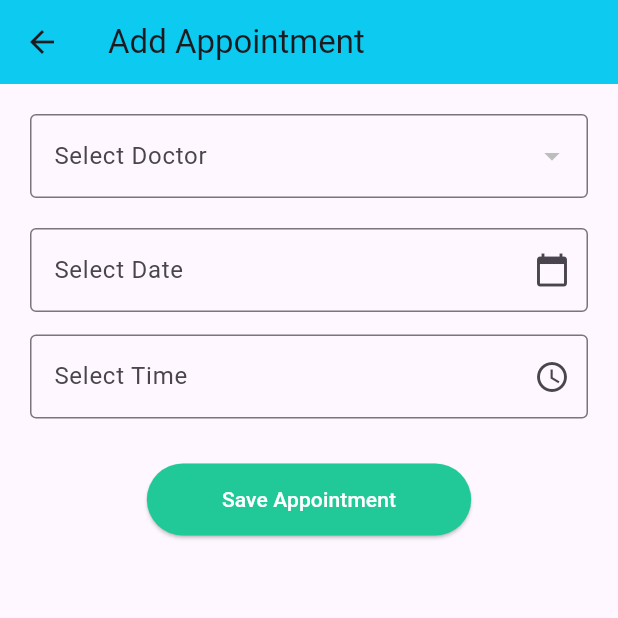
After one commit to Sarahhamami/flutter-project, a Flutter app: the AppointmentsPage screen opened directly, after a tap on the "add" icon, on a phone screen of 412 x 824 dp, the top half of it. The commit adds this screen. Run offline on Flutter 3.47's test engine with Material 3 defaults, Android fonts, the phone set to English and light mode, and no system bars; our stand-ins replace google_fonts, shared_preferences, sqflite; missing offline and left inert: bcrypt, mailer; accounts and stored records are empty.

Commit message:
appointments

```diff
--- /dev/null
+++ b/lib/Appointments/add_appointment_page.dart
@@ -0,0 +1,185 @@
+import 'package:flutter/material.dart';
+import '../repositories/appointment_repository.dart';
+import '../repositories/user_repository.dart';
+import '../user/current_user.dart';
+
+class AddAppointmentPage extends StatefulWidget {
+  const AddAppointmentPage({super.key});
+
+  @override
+  State<AddAppointmentPage> createState() => _AddAppointmentPageState();
+}
+
+class _AddAppointmentPageState extends State<AddAppointmentPage> {
+  final _formKey = GlobalKey<FormState>();
+  final _dateController = TextEditingController();
+  final _timeController = TextEditingController();
+  final _appointmentRepo = AppointmentRepository();
+  final _userRepo = UserRepository();
+
+  List<Map<String, dynamic>> _doctors = [];
+  String? _selectedDoctorId;
+  bool _isLoadingDoctors = true;
+
+  @override
+  void initState() {
+    super.initState();
+    _loadDoctors();
+  }
+
+  Future<void> _loadDoctors() async {
+    try {
+      final doctors = await _userRepo.getAllDoctors();
+      setState(() {
+        _doctors = doctors;
+        _isLoadingDoctors = false;
+      });
+    } catch (e) {
+      setState(() => _isLoadingDoctors = false);
+      ScaffoldMessenger.of(context).showSnackBar(
+        SnackBar(content: Text('Error loading doctors: $e')),
+      );
+    }
+  }
+
+  Future<void> _pickDate() async {
+    final now = DateTime.now();
+    final pickedDate = await showDatePicker(
+      context: context,
+      initialDate: now,
+      firstDate: now,
+      lastDate: DateTime(now.year + 1),
+    );
+
+    if (pickedDate != null) {
+      setState(() {
+        _dateController.text = pickedDate.toIso8601String().split('T').first;
+      });
+    }
+  }
+
+  Future<void> _pickTime() async {
+    final pickedTime = await showTimePicker(
+      context: context,
+      initialTime: TimeOfDay.now(),
+    );
+
+    if (pickedTime != null) {
+      setState(() {
+        _timeController.text =
+            pickedTime.format(context); // formatted like "10:30 AM"
+      });
+    }
+  }
+
+  Future<void> _saveAppointment() async {
+    if (!_formKey.currentState!.validate()) return;
+    if (_selectedDoctorId == null) {
+      ScaffoldMessenger.of(context).showSnackBar(
+        const SnackBar(content: Text("Please select a doctor 👨‍⚕️")),
+      );
+      return;
+    }
+
+    final user = CurrentUser().getUser();
+    final appointment = {
+      'patient_id': user?['user_id'],
+      'medecin_id': int.parse(_selectedDoctorId!),
+      'date_rdv': _dateController.text,
+      'heure_rdv': _timeController.text,
+      'statut': 'Scheduled',
+    };
+
+    await _appointmentRepo.insertAppointment(appointment);
+
+    ScaffoldMessenger.of(context).showSnackBar(
+      const SnackBar(content: Text('Appointment added ✅')),
+    );
+
+    Navigator.pop(context);
+  }
+
+  @override
+  Widget build(BuildContext context) {
+    return Scaffold(
+      appBar: AppBar(
+        title: const Text('Add Appointment'),
+        backgroundColor: const Color(0xFF0dcaf0),
+      ),
+      body: Padding(
+        padding: const EdgeInsets.all(20),
+        child: _isLoadingDoctors
+            ? const Center(child: CircularProgressIndicator())
+            : Form(
+                key: _formKey,
+                child: Column(
+                  children: [
+                    DropdownButtonFormField<String>(
+                      value: _selectedDoctorId,
+                      decoration: const InputDecoration(
+                        labelText: 'Select Doctor',
+                        border: OutlineInputBorder(),
+                      ),
+                      items: _doctors.map((doc) {
+                        return DropdownMenuItem<String>(
+                          value: doc['user_id'].toString(),
+                          child: Text(doc['nom'] ?? 'Unknown Doctor'),
+                        );
+                      }).toList(),
+                      onChanged: (value) {
+                        setState(() => _selectedDoctorId = value);
+                      },
+                      validator: (value) =>
+                          value == null ? 'Please select a doctor' : null,
+                    ),
+                    const SizedBox(height: 20),
+
+                    // 📅 Date picker
+                    TextFormField(
+                      controller: _dateController,
+                      readOnly: true,
+                      decoration: const InputDecoration(
+                        labelText: 'Select Date',
+                        border: OutlineInputBorder(),
+                        suffixIcon: Icon(Icons.calendar_today),
+                      ),
+                      onTap: _pickDate,
+                      validator: (val) =>
+                          val == null || val.isEmpty ? 'Choose a date' : null,
+                    ),
+                    const SizedBox(height: 15),
+
+                    // ⏰ Time picker
+                    TextFormField(
+                      controller: _timeController,
+                      readOnly: true,
+                      decoration: const InputDecoration(
+                        labelText: 'Select Time',
+                        border: OutlineInputBorder(),
+                        suffixIcon: Icon(Icons.access_time),
+                      ),
+                      onTap: _pickTime,
+                      validator: (val) =>
+                          val == null || val.isEmpty ? 'Choose a time' : null,
+                    ),
+                    const SizedBox(height: 30),
+
+                    ElevatedButton(
+                      style: ElevatedButton.styleFrom(
+                        backgroundColor: const Color(0xFF20c997),
+                        padding: const EdgeInsets.symmetric(
+                            vertical: 14, horizontal: 50),
+                      ),
+                      onPressed: _saveAppointment,
+                      child: const Text(
+                        'Save Appointment',
+                        style: TextStyle(color: Colors.white),
+                      ),
+                    ),
+                  ],
+                ),
+              ),
+      ),
+    );
+  }
+}
--- /dev/null
+++ b/lib/Appointments/appointments_page.dart
@@ -0,0 +1,79 @@
+import 'package:flutter/material.dart';
+import 'package:flutter_application_1/Appointments/add_appointment_page.dart';
+import 'package:flutter_application_1/Appointments/appointment_details_page.dart';
+import 'package:flutter_application_1/repositories/appointment_repository.dart';
+
+
+class AppointmentsPage extends StatefulWidget {
+  const AppointmentsPage({super.key});
+
+  @override
+  State<AppointmentsPage> createState() => _AppointmentsPageState();
+}
+
+class _AppointmentsPageState extends State<AppointmentsPage> {
+  final _appointmentRepo = AppointmentRepository();
+  List<Map<String, dynamic>> _appointments = [];
+
+  @override
+  void initState() {
+    super.initState();
+    _loadAppointments();
+  }
+
+  Future<void> _loadAppointments() async {
+    final data = await _appointmentRepo.getAllAppointments();
+    setState(() {
+      _appointments = data;
+    });
+  }
+
+  @override
+  Widget build(BuildContext context) {
+    return Scaffold(
+      appBar: AppBar(
+        title: const Text('Appointments'),
+        backgroundColor: const Color(0xFF0dcaf0),
+      ),
+      body: _appointments.isEmpty
+          ? const Center(child: Text("No appointments yet 🕒"))
+          : ListView.builder(
+              itemCount: _appointments.length,
+              itemBuilder: (context, index) {
+                final appt = _appointments[index];
+                return Card(
+                  margin:
+                      const EdgeInsets.symmetric(vertical: 6, horizontal: 12),
+                  child: ListTile(
+  title: Text("${appt['date_rdv']} at ${appt['heure_rdv']}"),
+  subtitle: Text("Status: ${appt['statut']}"),
+  trailing: const Icon(Icons.calendar_today, color: Colors.teal),
+  onTap: () async {
+    // Open details page when tapped
+    await Navigator.push(
+      context,
+      MaterialPageRoute(
+        builder: (_) => AppointmentDetailsPage(appointment: appt),
+      ),
+    );
+    // Refresh appointments list in case user cancelled it
+    _loadAppointments();
+  },
+),
+                );
+              },
+            ),
+      floatingActionButton: FloatingActionButton(
+        backgroundColor: const Color(0xFF20c997),
+        onPressed: () async {
+          await Navigator.push(
+            context,
+            MaterialPageRoute(builder: (_) => const AddAppointmentPage()),
+          );
+          _loadAppointments(); // Refresh list after adding
+        },
+        child: const Icon(Icons.add),
+      ),
+    );
+  }
+}
--- /dev/null
+++ b/lib/repositories/appointment_repository.dart
@@ -0,0 +1,35 @@
+import 'package:flutter_application_1/db/database_helper.dart';
+import 'package:sqflite/sqflite.dart';
+
+class AppointmentRepository {
+  Future<Database> get _db async => await DatabaseHelper().database;
+
+  Future<void> insertAppointment(Map<String, dynamic> appointment) async {
+    final db = await _db;
+    await db.insert('RendezVous', appointment);
+  }
+
+  Future<List<Map<String, dynamic>>> getAllAppointments() async {
+  final db = await _db;
+
+  final result = await db.rawQuery('''
+    SELECT r.appointment_id, r.patient_id, r.medecin_id, r.date_rdv, r.heure_rdv, r.statut,
+           p.nom AS patient_nom, p.prenom AS patient_prenom,
+           m.nom AS medecin_nom, m.prenom AS medecin_prenom
+    FROM RendezVous r
+    JOIN Utilisateur p ON r.patient_id = p.user_id
+    JOIN Utilisateur m ON r.medecin_id = m.user_id
+    ORDER BY r.date_rdv DESC
+  ''');
+
+  return result;
+}
+  Future<int> deleteAppointment(int id) async {
+    final db = await _db;
+  return await db.delete(
+    'RendezVous', // your table name
+    where: 'appointment_id = ?',
+    whereArgs: [id],
+  );
+}
+}
--- a/lib/repositories/user_repository.dart
+++ b/lib/repositories/user_repository.dart
@@ -64,4 +64,13 @@ Future<void> updatePassword(String email, String newHashedPassword) async {
       whereArgs: [email],
     );
   }
+  Future<List<Map<String, dynamic>>> getAllDoctors() async {
+  final db = await _dbHelper.database;
+  final result = await db.query(
+    'Utilisateur',
+    where: 'role = ?',
+    whereArgs: ['Doctor'],
+  );
+  return result;
 }
+}
--- a/pubspec.yaml
+++ b/pubspec.yaml
@@ -13,7 +13,7 @@ dependencies:
   # 💾 Database
   sqflite: ^2.2.8+4
   path: ^1.8.3
-
+  shared_preferences: ^2.1.1
   # 🔒 Password hashing
   bcrypt: ^1.1.3
 
```
Also changed, not shown: lib/Appointments/appointment_details_page.dart (added, +93 -0 lines), lib/custom_app_bar.dart (+22 -4 lines), lib/splash_screen.dart (+33 -9 lines), lib/user/login_page.dart (+21 -0 lines), pubspec.lock, 1 other file.
